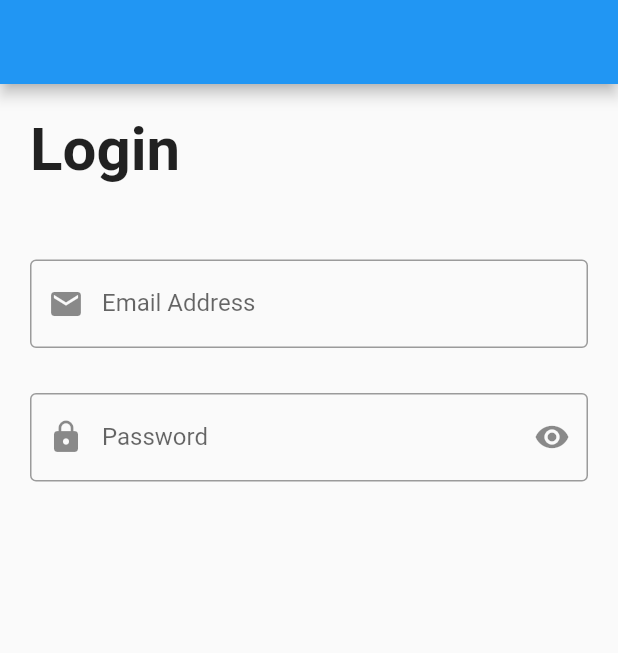
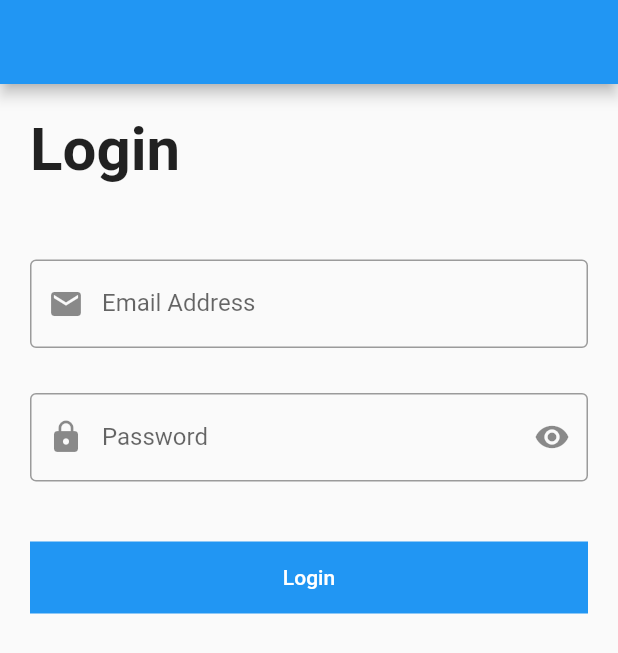
Before and after one commit to asmaahassnasr/udemy-flutter-course-abdullah-mansour, a Flutter app: the screen it shows after launch, on a phone screen of 412 x 824 dp. Shown: the top 653 px of the screen. Run offline on Flutter 3.47's test engine with Material 2 defaults, Android fonts, the phone set to English and light mode, and no system bars.

Commit message:
Login Material Button

```diff
--- a/lib/login_screen.dart
+++ b/lib/login_screen.dart
@@ -69,6 +69,22 @@ class LoginScreen extends StatelessWidget {
                 border: OutlineInputBorder(),
               ),
             ),
+            SizedBox(
+              height: 40.0,
+            ),
+            Container(
+              width: double.infinity,
+              color: Colors.blue,
+              child: MaterialButton(
+                  onPressed: (){},
+                  child: Text(
+                  'Login',
+                    style: TextStyle(
+                      color: Colors.white,
+                    ),
+                  ),
+              ),
+            ),
           ],
         ),
       ),
```
